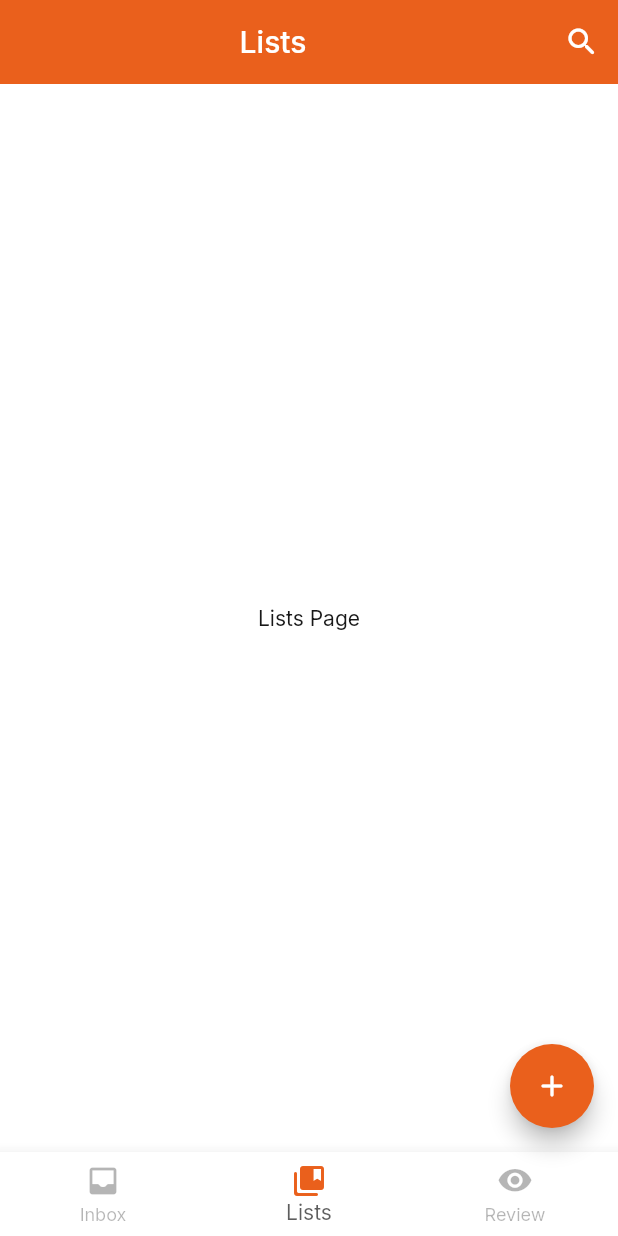
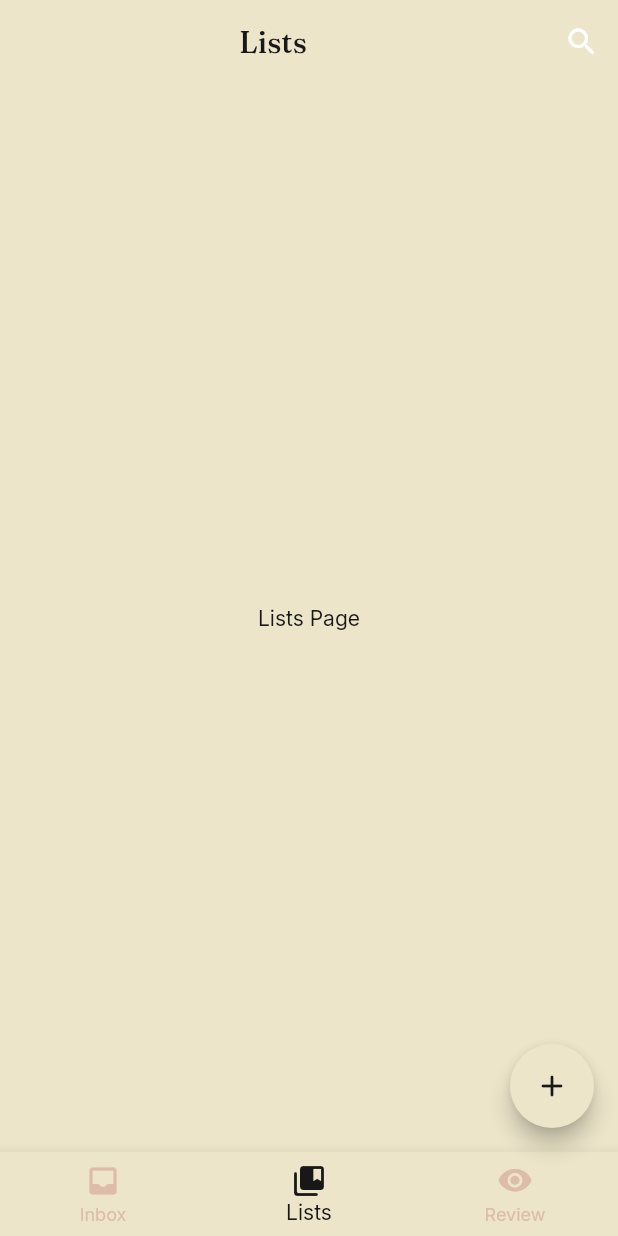
Before and after one commit to pabferir/pipelist, a Flutter app: the screen it shows after launch, item 2 of the bottom bar chosen, on a phone screen of 412 x 824 dp. Run offline on Flutter 3.47's test engine with Material 2 defaults, Android fonts, the phone set to English and light mode, and no system bars; our stand-ins replace bloc, cloud_firestore, dartz, firebase_core, flutter_bloc, freezed_annotation and 5 more; accounts and stored records are empty.

Commit message:
Abandoned branch

```diff
--- a/lib/application/tasks/task_actor/task_actor_bloc.dart
+++ b/lib/application/tasks/task_actor/task_actor_bloc.dart
@@ -13,7 +13,7 @@ part 'task_actor_bloc.freezed.dart';
 class TaskActorBloc extends Bloc<TaskActorEvent, TaskActorState> {
   final ITaskRepository _taskRepository;
 
-  TaskActorBloc(this._taskRepository) : super(_Initial());
+  TaskActorBloc(this._taskRepository) : super(TaskActorState.initial());
 
   @override
   TaskActorState get initialState => const TaskActorState.initial();
--- a/lib/infraestructure/shared/firestore_helpers.dart
+++ b/lib/infraestructure/shared/firestore_helpers.dart
@@ -6,6 +6,8 @@ extension FirestoreX on FirebaseFirestore {
   Future<DocumentReference> taskDocument() async {
     return FirebaseFirestore.instance.doc('tasks');
   }
+
+  CollectionReference get taskCollection => collection('tasks');
 }
 
 // extension FirestoreX on FirebaseFirestore {
--- a/lib/main.dart
+++ b/lib/main.dart
@@ -2,6 +2,8 @@ import 'package:flutter/material.dart';
 import 'package:pipelist/presentation/navigation/navigation_screen.dart';
 import 'package:pipelist/presentation/shared/themes.dart';
 import 'package:firebase_core/firebase_core.dart';
+
+import 'presentation/tasks/task_overview/task_overview_page.dart';
 
 Future<void> main() async {
   WidgetsFlutterBinding.ensureInitialized();
--- a/lib/presentation/navigation/navigation_screen.dart
+++ b/lib/presentation/navigation/navigation_screen.dart
@@ -29,7 +29,7 @@ class _NavigationScreenState extends State<NavigationScreen> {
         backgroundColor: mPrimaryColor,
         child: Icon(
           Icons.add_rounded,
-          color: Colors.white,
+          color: mContentColorLightTheme,
         ),
       ),
       bottomNavigationBar: BottomNavigationBar(
--- a/lib/presentation/shared/themes.dart
+++ b/lib/presentation/shared/themes.dart
@@ -1,8 +1,8 @@
 import 'package:flutter/material.dart';
 import 'package:google_fonts/google_fonts.dart';
 
-const mPrimaryColor = Color(0xFFEA601C);
-const mSecondaryColor = Color(0xFFBFBFBF);
+const mPrimaryColor = Color(0xFFECE5C9);
+const mSecondaryColor = Color(0xFFDDBCA9);
 const mContentColorLightTheme = Color(0xFF181818);
 const mContentColorDarkTheme = Color(0xFFF5FCF9);
 const mWarninngColor = Color(0xFFF3BB1C);
@@ -10,13 +10,16 @@ const mErrorColor = Color(0xFFF03738);
 
 const mDefaultPadding = 20.0;
 
-final appBarTheme = AppBarTheme(centerTitle: false, elevation: 0);
-
 ThemeData lightThemeData(BuildContext context) {
   return ThemeData.light().copyWith(
     primaryColor: mPrimaryColor,
-    scaffoldBackgroundColor: Colors.white,
-    appBarTheme: appBarTheme,
+    scaffoldBackgroundColor: mPrimaryColor,
+    appBarTheme: AppBarTheme(
+      centerTitle: false,
+      elevation: 0,
+      textTheme: GoogleFonts.frauncesTextTheme(Theme.of(context).textTheme)
+          .apply(bodyColor: mContentColorLightTheme),
+    ),
     iconTheme: IconThemeData(color: mContentColorLightTheme),
     textTheme: GoogleFonts.interTextTheme(Theme.of(context).textTheme)
         .apply(bodyColor: mContentColorLightTheme),
@@ -26,10 +29,10 @@ ThemeData lightThemeData(BuildContext context) {
       error: mErrorColor,
     ),
     bottomNavigationBarTheme: BottomNavigationBarThemeData(
-      backgroundColor: Colors.white,
-      selectedItemColor: mContentColorLightTheme.withOpacity(0.7),
-      unselectedItemColor: mContentColorLightTheme.withOpacity(0.32),
-      selectedIconTheme: IconThemeData(color: mPrimaryColor),
+      backgroundColor: mPrimaryColor,
+      selectedItemColor: mContentColorLightTheme,
+      unselectedItemColor: mSecondaryColor,
+      selectedIconTheme: IconThemeData(color: mContentColorLightTheme),
       showUnselectedLabels: true,
     ),
   );
@@ -41,7 +44,11 @@ ThemeData darkThemeData(BuildContext context) {
   return ThemeData.dark().copyWith(
     primaryColor: mPrimaryColor,
     scaffoldBackgroundColor: mContentColorLightTheme,
-    appBarTheme: appBarTheme,
+    appBarTheme: AppBarTheme(
+        centerTitle: false,
+        elevation: 0,
+        textTheme: GoogleFonts.frauncesTextTheme(Theme.of(context).textTheme)
+            .apply(bodyColor: mPrimaryColor)),
     iconTheme: IconThemeData(color: mContentColorDarkTheme),
     textTheme: GoogleFonts.interTextTheme(Theme.of(context).textTheme)
         .apply(bodyColor: mContentColorDarkTheme),
--- a/pubspec.yaml
+++ b/pubspec.yaml
@@ -40,7 +40,7 @@ dependencies:
   json_annotation: ^4.0.1
   injectable: ^1.5.0
   get_it: ^7.2.0
-  flushbar: ^1.10.4
+  rxdart: ^0.27.1
 
 dev_dependencies:
   build_runner:
```
Also changed, not shown: lib/domain/tasks/task.dart (+5 -3 lines), lib/infraestructure/shared/firebase_injectable_module.dart (added, +12 -0 lines), lib/infraestructure/tasks/task_dtos.dart (+10 -1 lines), lib/infraestructure/tasks/task_repository.dart (+20 -6 lines), lib/presentation/tasks/task_overview/task_overview_page.dart (+2 -14 lines), lib/presentation/tasks/task_overview/widgets/task_overview_body_widget.dart (added, +47 -0 lines), lib/domain/tasks/task.freezed.dart, pubspec.lock, 1 other file.
